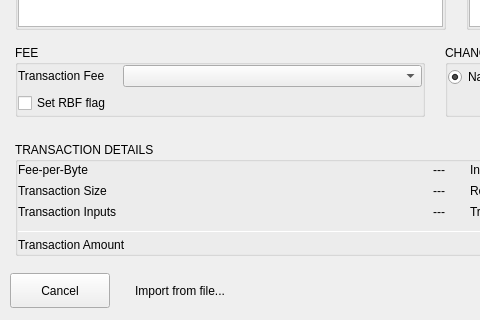
Above: BlockSettleUILib/CreateTransactionDialogAdvanced.ui from BlockSettle/terminal before the change; both pictures show x 0 to 480 and y 321 to 641 of the 920 by 641 pixel window. Below: the same form after it.
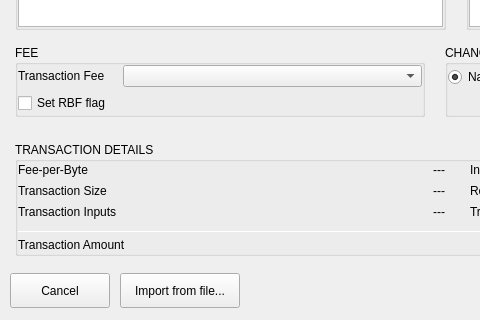
That is the form after the change.

Commit message:
Removed flat flag from buttons.
Task-number: BST-1357

```diff
--- a/BlockSettleUILib/CreateTransactionDialogAdvanced.ui
+++ b/BlockSettleUILib/CreateTransactionDialogAdvanced.ui
@@ -2242,7 +2242,7 @@
          <bool>false</bool>
         </property>
         <property name="flat">
-         <bool>true</bool>
+         <bool>false</bool>
         </property>
        </widget>
       </item>
```
The commit also changes 1 other file.
